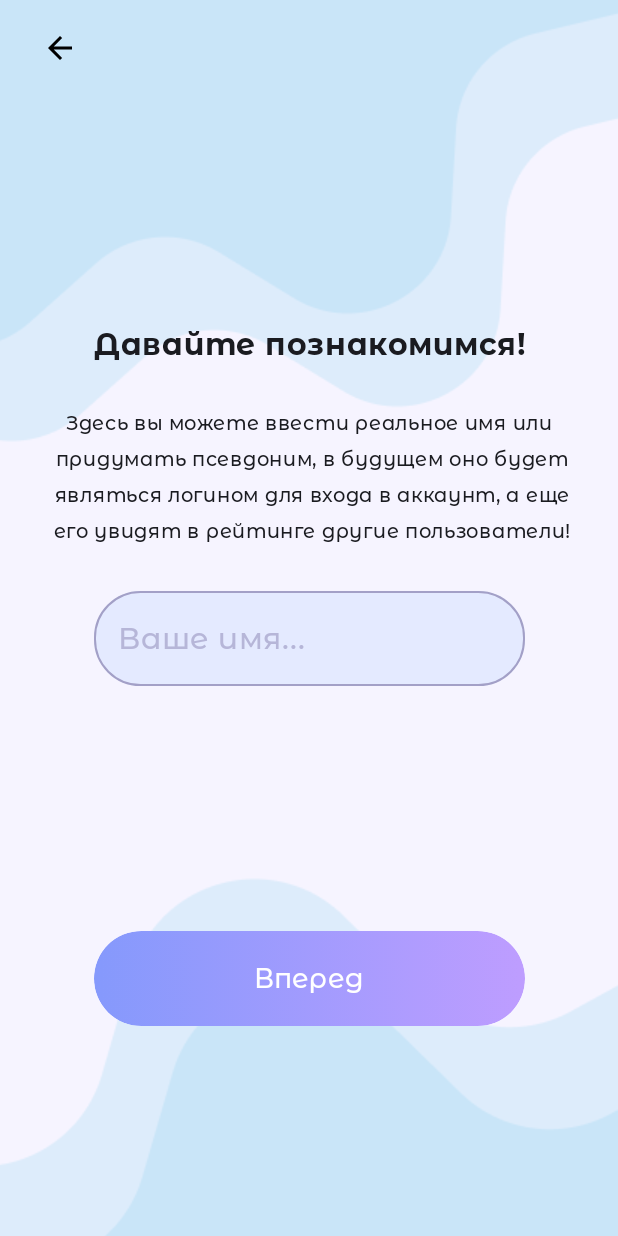
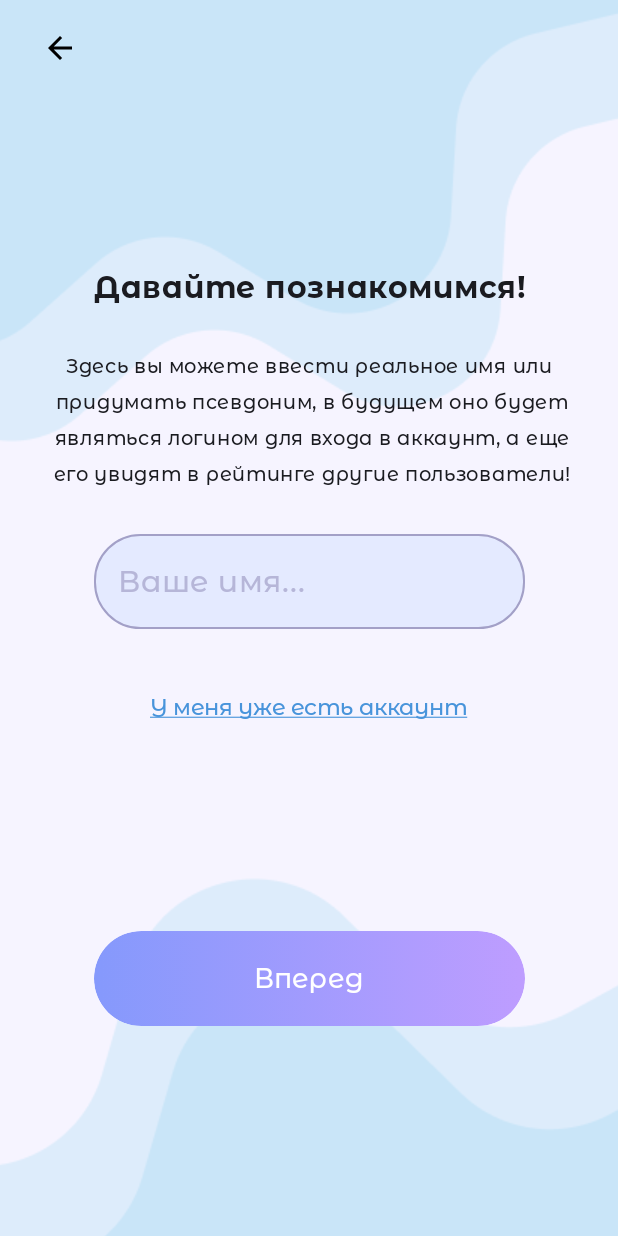
Before and after one commit to Xen1usss/HeyDrink, an Android app built with Jetpack Compose: the take_name screen opened through its navigation route, on a phone screen of 412 x 824 dp. Run offline under Robolectric (Android 15) with nearby library versions, the phone set to English and light mode, and no system bars.

Commit message:
add detail 'i have account'

```diff
--- a/app/src/main/java/ks/heydrink/ui/onboarding/screens/TakeName.kt
+++ b/app/src/main/java/ks/heydrink/ui/onboarding/screens/TakeName.kt
@@ -9,6 +9,8 @@ import androidx.compose.foundation.layout.padding
 import androidx.compose.foundation.layout.statusBarsPadding
 import androidx.compose.material3.Icon
 import androidx.compose.material3.IconButton
+import androidx.compose.material3.Text
+import androidx.compose.material3.TextButton
 import androidx.compose.runtime.Composable
 import androidx.compose.runtime.getValue
 import androidx.compose.runtime.mutableStateOf
@@ -19,13 +21,18 @@ import androidx.compose.ui.Modifier
 import androidx.compose.ui.layout.ContentScale
 import androidx.compose.ui.res.painterResource
 import androidx.compose.ui.res.stringResource
+import androidx.compose.ui.text.TextStyle
+import androidx.compose.ui.text.style.TextDecoration
 import androidx.compose.ui.tooling.preview.Preview
 import androidx.compose.ui.unit.dp
+import androidx.compose.ui.unit.sp
 import ks.heydrink.R
 import ks.heydrink.ui.onboarding.components.BasicOnboardingTextStyle
 import ks.heydrink.ui.onboarding.components.LoginInputField
 import ks.heydrink.ui.onboarding.components.OnboardingButton
 import ks.heydrink.ui.onboarding.components.TitleOnboardingTextStyle
+import ks.heydrink.ui.theme.MontserratAlternates
+import ks.heydrink.ui.theme.colorDarkBlue
 
 
 @Composable
@@ -75,6 +82,19 @@ fun TakeName(
                 modifier = Modifier,
                 hint = stringResource(id = R.string.take_name_hint)
             )
+            TextButton(
+                onClick = { }
+            ) {
+                Text(
+                    text = stringResource(id = R.string.i_have_account),
+                    color = colorDarkBlue,
+                    style = TextStyle(
+                        fontFamily = MontserratAlternates,
+                        fontSize = 15.sp,
+                        textDecoration = TextDecoration.Underline
+                    )
+                )
+            }
         }
          OnboardingButton(
             text = stringResource(id = R.string.onboarding_button_forward),
--- a/app/src/main/java/ks/heydrink/ui/theme/Color.kt
+++ b/app/src/main/java/ks/heydrink/ui/theme/Color.kt
@@ -16,3 +16,4 @@ val text = Color(0xFF7A7AF3)
 // мои
 val colorPurple = Color(0xFFA3A0C7)
 val colorBlue = Color(0xFF99C4FF)
+val colorDarkBlue = Color(0xFF4894DB)
--- a/app/src/main/res/values/strings.xml
+++ b/app/src/main/res/values/strings.xml
@@ -37,6 +37,7 @@
     <string name="take_name_hint">Ваше имя...</string>
     <string name="take_name_error_busy">Это имя уже занято!</string>
     <string name="take_name_error_invalid">Можно использовать буквы, цифры, пробел и подчёркивание</string>
+    <string name="i_have_account">У меня уже есть аккаунт</string>
 
     <!-- Onboarding TakePassword Screen -->
     <string name="take_password_hint">Ваш пароль...</string>
@@ -47,6 +48,11 @@
         одну заглавную букву, минимум одну цифру
     </string>
 
+    <!-- Onboarding TakePassword Screen -->
+    <string name="take_avatar_description">
+        Выберите аватар для себя, его смогут\n
+        увидеть другие пользователи
+    </string>
 
     <!-- Onboarding Recycle components -->
     <string name="onboarding_button_forward">Вперед</string>
```
Also changed, not shown: app/src/main/java/ks/heydrink/ui/onboarding/screens/TakeAvatar.kt (added, +70 -0 lines).
